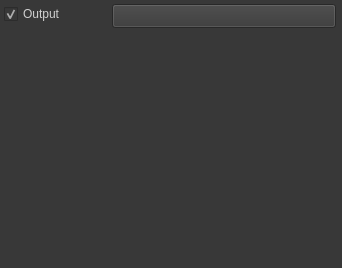
The window that qt/ChannelNodeWidgetForm.ui (Gaiger/ChiptuneMIDI) describes before a commit, drawn with Qt 5.
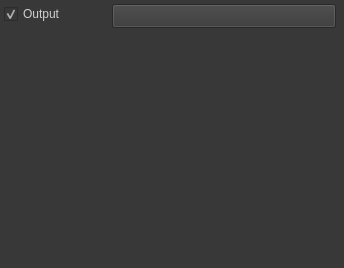
The same window after the commit.

Commit message:
fix(qt): clean up the timbre editor layout
- align the timbre list, channel node, and melodic timbre editor to the 4-pixel grid

- widen and rebalance the melodic timbre controls so labels such as Duration and sec are no longer clipped

- expand the waveform panel into the freed space

- remove the amplitude gain slider and its widget update path

- drop the TuneManager wrappers around the chiptune amplitude gain API

The edit to the form file:
```diff
--- a/qt/ChannelNodeWidgetForm.ui
+++ b/qt/ChannelNodeWidgetForm.ui
@@ -6,7 +6,7 @@
    <rect>
     <x>0</x>
     <y>0</y>
-    <width>342</width>
+    <width>344</width>
     <height>268</height>
    </rect>
   </property>
@@ -56,7 +56,7 @@
     <rect>
      <x>0</x>
      <y>28</y>
-     <width>320</width>
+     <width>336</width>
      <height>240</height>
     </rect>
    </property>
```
The commit also changes 6 other files.
